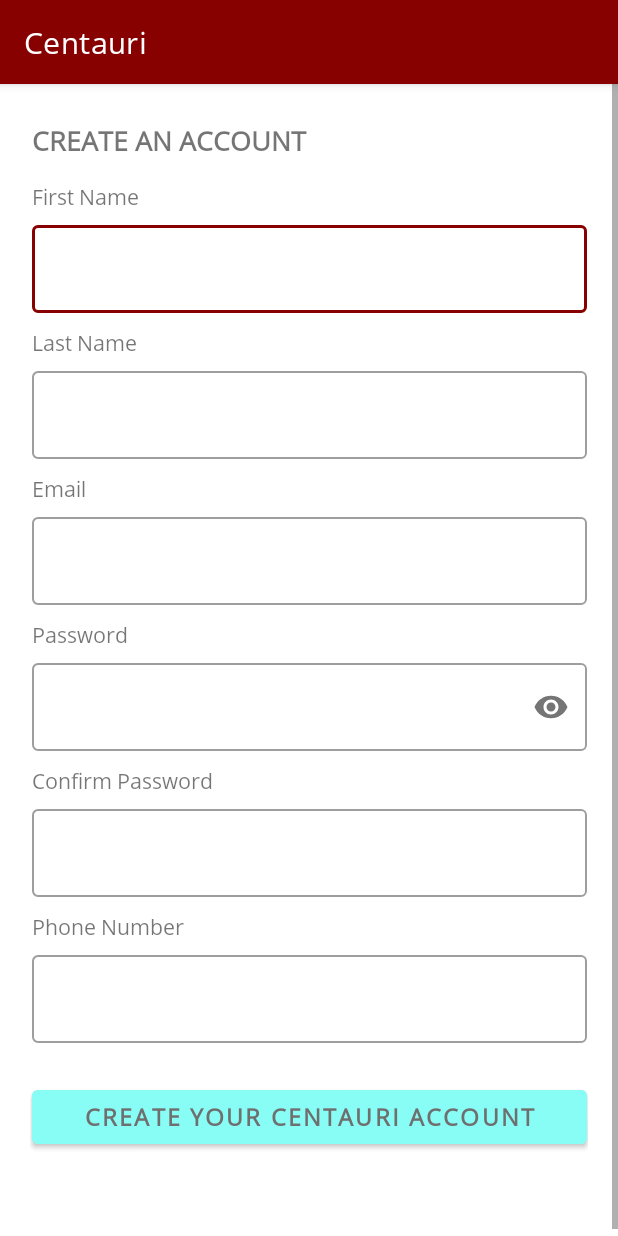
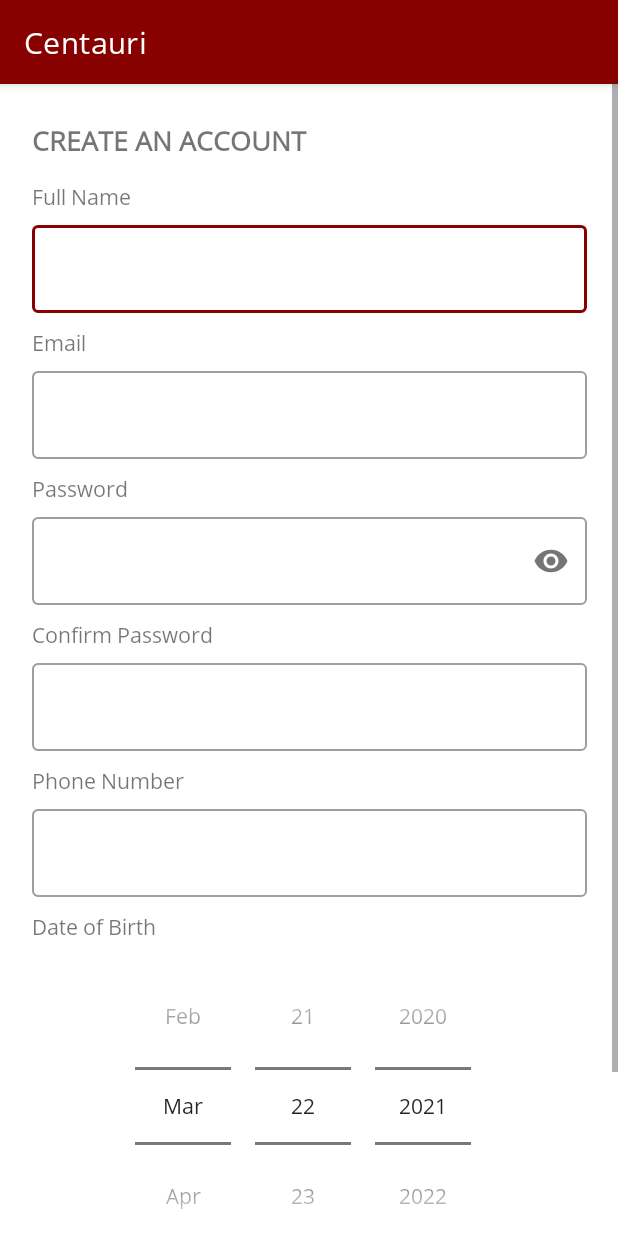
Before and after one commit to aaronSchanck/SepTech, an Android app: the RegisterActivity screen opened directly, with no data from a screen before it, on a phone screen of 412 x 824 dp. Run offline under Robolectric (Android 15) with nearby library versions, the phone set to English and light mode, and no system bars; our stand-ins replace RxJava.

Commit message:
Add DOB UI, loading icon. Change first/last to full.
DOB UI and loading currently non functioning

```diff
--- a/app/src/main/java/com/septech/centauri/data/repository/UserDataRepository.java
+++ b/app/src/main/java/com/septech/centauri/data/repository/UserDataRepository.java
@@ -85,8 +85,7 @@ public class UserDataRepository implements UserRepository {
     }
 
     @Override
-    public Single<User> createAccount(String email, String password, String firstName,
-                                      String lastName, String phoneNumber) {
+    public Single<User> createAccount(String email, String password, String fullName, String phoneNumber) {
         PasswordUtils pwUtils = new PasswordUtils(password);
         String pwHash = pwUtils.hash();
 
@@ -94,7 +93,7 @@ public class UserDataRepository implements UserRepository {
 
         userEntity.setEmail(email);
         userEntity.setPassword(pwHash);
-        userEntity.setFullName(firstName+lastName);
+        userEntity.setFullName(fullName);
         userEntity.setPhoneNumber(phoneNumber);
         userEntity.setPasswordSalt(pwUtils.getSalt());
 
--- a/app/src/main/java/com/septech/centauri/domain/models/User.java
+++ b/app/src/main/java/com/septech/centauri/domain/models/User.java
@@ -67,8 +67,6 @@ public class User {
         this.phoneNumber = phoneNumber;
     }
 
-
-
     public String getFullName() {
         return fullName;
     }
--- a/app/src/main/java/com/septech/centauri/domain/repository/UserRepository.java
+++ b/app/src/main/java/com/septech/centauri/domain/repository/UserRepository.java
@@ -20,8 +20,7 @@ public interface UserRepository {
 
     Observable<List<User>> getAllUsers();
 
-    Single<User> createAccount(String email, String password, String firstName, String lastName,
-                       String phoneNumber);
+    Single<User> createAccount(String email, String password, String fullName, String phoneNumber);
 
     Single<User> getUserByEmail(String email);
 }
--- a/app/src/main/java/com/septech/centauri/ui/register/RegisterActivity.java
+++ b/app/src/main/java/com/septech/centauri/ui/register/RegisterActivity.java
@@ -7,13 +7,13 @@ import androidx.lifecycle.ViewModelProvider;
 import com.google.android.material.textfield.TextInputLayout;
 import com.septech.centauri.R;
 
-import android.app.AutomaticZenRule;
 import android.os.Bundle;
 import android.text.Editable;
 import android.text.TextWatcher;
 import android.view.View;
 import android.widget.Button;
 import android.widget.EditText;
+import android.widget.ProgressBar;
 
 public class RegisterActivity extends AppCompatActivity {
     private static final String TAG = "RegisterActivity";
@@ -27,6 +27,8 @@ public class RegisterActivity extends AppCompatActivity {
     private EditText mConfirmPasswordEditText;
     private EditText mPhoneNumberEditText;
     private Button mCreateAccountBtn;
+    private ProgressBar mLoadingIcon;
+
 
     @Override
     protected void onCreate(Bundle savedInstanceState) {
@@ -35,20 +37,28 @@ public class RegisterActivity extends AppCompatActivity {
 
         mRegisterViewModel = new ViewModelProvider(this).get(RegisterViewModel.class);
 
-        TextInputLayout firstNameTextInput =
+        TextInputLayout fullNameTextInput =
                 (TextInputLayout)findViewById(R.id.fname_text_input);
-        TextInputLayout lastNameTextInput = findViewById(R.id.lname_text_input);
+//        TextInputLayout lastNameTextInput = findViewById(R.id.lname_text_input);
         TextInputLayout emailTextInput = findViewById(R.id.email_text_input);
         TextInputLayout passwordTextInput = findViewById(R.id.password_text_input);
         TextInputLayout confirmPasswordTextInput = findViewById(R.id.confirm_password_text_input);
         TextInputLayout phoneTextInput = findViewById(R.id.phone_text_input);
 
-        mFNameEditText = firstNameTextInput.getEditText();
-        mLNameEditText = lastNameTextInput.getEditText();
+        //TODO: link loading icon to response
+        mLoadingIcon = findViewById(R.id.loading_icon);
+        mLoadingIcon.setVisibility(View.GONE);
+
+        mRegisterViewModel.getResponseLiveData().observe(this, this::processResponse);
+
+        mFNameEditText = fullNameTextInput.getEditText();
+//        mLNameEditText = lastNameTextInput.getEditText();
         mEmailEditText = emailTextInput.getEditText();
         mPasswordEditText = passwordTextInput.getEditText();
         mConfirmPasswordEditText = confirmPasswordTextInput.getEditText();
         mPhoneNumberEditText = phoneTextInput.getEditText();
+
+        //TODO: get birth date from calendar
 
         mFNameEditText.addTextChangedListener(new TextWatcher() {
             @Override
@@ -63,26 +73,26 @@ public class RegisterActivity extends AppCompatActivity {
 
             @Override
             public void afterTextChanged(Editable s) {
-                mRegisterViewModel.onUpdateFirstName(mFNameEditText.getText().toString());
+                mRegisterViewModel.onUpdateFullName(mFNameEditText.getText().toString());
             }
         });
 
-        mLNameEditText.addTextChangedListener(new TextWatcher() {
-            @Override
-            public void beforeTextChanged(CharSequence s, int start, int count, int after) {
-                // intentionally left empty
-            }
-
-            @Override
-            public void onTextChanged(CharSequence s, int start, int before, int count) {
-                // intentionally left empty
-            }
-
-            @Override
-            public void afterTextChanged(Editable s) {
-                mRegisterViewModel.onUpdateLastName(mLNameEditText.getText().toString());
-            }
-        });
+//        mLNameEditText.addTextChangedListener(new TextWatcher() {
+//            @Override
+//            public void beforeTextChanged(CharSequence s, int start, int count, int after) {
+//                // intentionally left empty
+//            }
+//
+//            @Override
+//            public void onTextChanged(CharSequence s, int start, int before, int count) {
+//                // intentionally left empty
+//            }
+//
+//            @Override
+//            public void afterTextChanged(Editable s) {
+//                mRegisterViewModel.onUpdateLastName(mLNameEditText.getText().toString());
+//            }
+//        });
 
         mEmailEditText.addTextChangedListener(new TextWatcher() {
             @Override
@@ -161,7 +171,8 @@ public class RegisterActivity extends AppCompatActivity {
                 mRegisterViewModel.createAccount(
                         mEmailEditText.getText().toString(),
                         mPasswordEditText.getText().toString(),
-                        mFNameEditText.getText().toString(), mLNameEditText.getText().toString(),
+                        mFNameEditText.getText().toString(),
+//                        mLNameEditText.getText().toString(),
                         mPhoneNumberEditText.getText().toString());
             }
         });
@@ -175,17 +186,17 @@ public class RegisterActivity extends AppCompatActivity {
 
                 mCreateAccountBtn.setEnabled(true);
 
-                if (registerFormState.isFirstNameEdited() && registerFormState.getFirstNameError() != null) {
-                    mFNameEditText.setError(getString(registerFormState.getFirstNameError()));
+                if (registerFormState.isFullNameEdited() && registerFormState.getFullNameError() != null) {
+                    mFNameEditText.setError(getString(registerFormState.getFullNameError()));
                 } else {
                     mFNameEditText.setError(null);
                 }
 
-                if (registerFormState.isLastNameEdited() && registerFormState.getLastNameError() != null) {
-                    mLNameEditText.setError(getString(registerFormState.getLastNameError()));
-                } else {
-                    mLNameEditText.setError(null);
-                }
+//                if (registerFormState.isLastNameEdited() && registerFormState.getLastNameError() != null) {
+//                    mLNameEditText.setError(getString(registerFormState.getLastNameError()));
+//                } else {
+//                    mLNameEditText.setError(null);
+//                }
 
                 if (registerFormState.isEmailEdited() && registerFormState.getEmailError() != null) {
                     mEmailEditText.setError(getString(registerFormState.getEmailError()));
@@ -214,4 +225,23 @@ public class RegisterActivity extends AppCompatActivity {
         });
 
     }
+
+    private void processResponse(RegisterCloudResponse response) {
+        if (response == RegisterCloudResponse.LOADING) {
+            showLoadingIcon();
+        } else if (response == RegisterCloudResponse.FAILED) {
+            hideLoadingIcon();
+        } else {
+            mLoadingIcon.setVisibility(View.GONE);
+            //TODO: change activity
+        }
+    }
+
+    private void showLoadingIcon() {
+        mLoadingIcon.setVisibility(View.VISIBLE);
+    }
+
+    private void hideLoadingIcon() {
+        mLoadingIcon.setVisibility(View.GONE);
+    }
 }
--- a/app/src/main/java/com/septech/centauri/ui/register/RegisterFormState.java
+++ b/app/src/main/java/com/septech/centauri/ui/register/RegisterFormState.java
@@ -12,17 +12,17 @@ public class RegisterFormState {
     @Nullable
     private Integer confirmPasswordError;
     @Nullable
-    private Integer firstNameError;
-    @Nullable
-    private Integer lastNameError;
+    private Integer fullNameError;
+//    @Nullable
+//    private Integer lastNameError;
     @Nullable
     private Integer phoneNumberError;
 
     private boolean emailEdited;
     private boolean passwordEdited;
     private boolean confirmPasswordEdited;
-    private boolean firstNameEdited;
-    private boolean lastNameEdited;
+    private boolean fullNameEdited;
+//    private boolean lastNameEdited;
     private boolean phoneNumberEdited;
 
     private boolean isDataValid;
@@ -30,16 +30,16 @@ public class RegisterFormState {
     RegisterFormState() {
         this.emailError = null;
         this.passwordError = null;
-        this.firstNameError = null;
-        this.lastNameError = null;
+        this.fullNameError = null;
+//        this.lastNameError = null;
         this.phoneNumberError = null;
         this.confirmPasswordError = null;
 
         this.emailEdited = false;
         this.passwordEdited = false;
         this.confirmPasswordEdited = false;
-        this.firstNameEdited = false;
-        this.lastNameEdited = false;
+        this.fullNameEdited = false;
+//        this.lastNameEdited = false;
         this.phoneNumberEdited = false;
 
         this.isDataValid = false;
@@ -56,14 +56,14 @@ public class RegisterFormState {
     }
 
     @Nullable
-    public Integer getFirstNameError() {
-        return firstNameError;
+    public Integer getFullNameError() {
+        return fullNameError;
     }
 
-    @Nullable
-    public Integer getLastNameError() {
-        return lastNameError;
-    }
+//    @Nullable
+//    public Integer getLastNameError() {
+//        return lastNameError;
+//    }
 
     @Nullable
     public Integer getPhoneNumberError() {
@@ -87,13 +87,13 @@ public class RegisterFormState {
         this.confirmPasswordError = confirmPasswordError;
     }
 
-    public void setFirstNameError(@Nullable Integer firstNameError) {
-        this.firstNameError = firstNameError;
+    public void setFullNameError(@Nullable Integer fullNameError) {
+        this.fullNameError = fullNameError;
     }
 
-    public void setLastNameError(@Nullable Integer lastNameError) {
-        this.lastNameError = lastNameError;
-    }
+//    public void setLastNameError(@Nullable Integer lastNameError) {
+//        this.lastNameError = lastNameError;
+//    }
 
     public void setPhoneNumberError(@Nullable Integer phoneNumberError) {
         this.phoneNumberError = phoneNumberError;
@@ -123,21 +123,21 @@ public class RegisterFormState {
         this.confirmPasswordEdited = confirmPasswordEdited;
     }
 
-    public boolean isFirstNameEdited() {
-        return firstNameEdited;
+    public boolean isFullNameEdited() {
+        return fullNameEdited;
     }
 
-    public void setFirstNameEdited(boolean firstNameEdited) {
-        this.firstNameEdited = firstNameEdited;
+    public void setFullNameEdited(boolean fullNameEdited) {
+        this.fullNameEdited = fullNameEdited;
     }
 
-    public boolean isLastNameEdited() {
-        return lastNameEdited;
-    }
+//    public boolean isLastNameEdited() {
+//        return lastNameEdited;
+//    }
 
-    public void setLastNameEdited(boolean lastNameEdited) {
-        this.lastNameEdited = lastNameEdited;
-    }
+//    public void setLastNameEdited(boolean lastNameEdited) {
+//        this.lastNameEdited = lastNameEdited;
+//    }
 
     public boolean isPhoneNumberEdited() {
         return phoneNumberEdited;
@@ -154,14 +154,14 @@ public class RegisterFormState {
 
     public void checkDataValid() {
         if ((emailEdited
-                && firstNameEdited
-                && lastNameEdited
+                && fullNameEdited
+//                && lastNameEdited
                 && confirmPasswordEdited
                 && passwordEdited
                 && phoneNumberEdited)
                 &&
-                (firstNameError == null
-                && lastNameError == null
+                (fullNameError == null
+//                && lastNameError == null
                 && passwordError == null
                 && confirmPasswordError == null
                 && emailError == null
--- a/app/src/main/res/layout/activity_register_account.xml
+++ b/app/src/main/res/layout/activity_register_account.xml
@@ -6,6 +6,20 @@
     android:layout_height="match_parent"
     android:orientation="vertical"
     tools:context=".ui.register.RegisterActivity">
+
+    <ProgressBar
+        android:id="@+id/loading_icon"
+        android:layout_width="100dp"
+        android:layout_height="100dp"
+        android:indeterminate="true"
+        android:indeterminateTint="@color/red_700"
+        app:layout_constraintBottom_toBottomOf="parent"
+        app:layout_constraintEnd_toEndOf="parent"
+        app:layout_constraintHorizontal_bias="0.500"
+        app:layout_constraintStart_toStartOf="parent"
+        app:layout_constraintTop_toTopOf="parent"
+        app:layout_constraintVertical_bias="0.500"
+        android:elevation="10dp"/>
 
     <ScrollView
         android:layout_width="match_parent"
@@ -42,7 +56,7 @@
                 android:layout_height="wrap_content"
                 android:paddingBottom="3dp"
                 android:orientation="vertical"
-                android:text="First Name"
+                android:text="Full Name"
                 app:layout_constraintEnd_toEndOf="parent"
                 app:layout_constraintHorizontal_bias="0.5"
                 app:layout_constraintStart_toStartOf="parent"
@@ -67,36 +81,6 @@
             </com.google.android.material.textfield.TextInputLayout>
 
             <TextView
-                android:id="@+id/lname_text"
-                android:layout_width="370dp"
-                android:layout_height="wrap_content"
-                android:paddingTop="10dp"
-                android:paddingBottom="3dp"
-                android:orientation="vertical"
-                android:text="Last Name"
-                app:layout_constraintEnd_toEndOf="parent"
-                app:layout_constraintHorizontal_bias="0.5"
-                app:layout_constraintStart_toStartOf="parent"
-                app:layout_constraintTop_toBottomOf="@+id/fname_text_input" />
-
-            <com.google.android.material.textfield.TextInputLayout
-                android:id="@+id/lname_text_input"
-                style="@style/Widget.MaterialComponents.TextInputLayout.OutlinedBox"
-                android:layout_width="370dp"
-                android:layout_height="64dp"
-                android:orientation="vertical"
-                app:layout_constraintEnd_toEndOf="parent"
-                app:layout_constraintHorizontal_bias="0.500"
-                app:layout_constraintStart_toStartOf="parent"
-                app:layout_constraintTop_toBottomOf="@+id/lname_text"
-                app:layout_constraintVertical_bias="0.0">
-
-                <com.google.android.material.textfield.TextInputEditText
-                    android:layout_width="match_parent"
-                    android:layout_height="match_parent" />
-            </com.google.android.material.textfield.TextInputLayout>
-
-            <TextView
                 android:id="@+id/email_text"
                 android:layout_width="370dp"
                 android:layout_height="wrap_content"
@@ -107,7 +91,7 @@
                 app:layout_constraintEnd_toEndOf="parent"
                 app:layout_constraintHorizontal_bias="0.5"
                 app:layout_constraintStart_toStartOf="parent"
-                app:layout_constraintTop_toBottomOf="@+id/lname_text_input" />
+                app:layout_constraintTop_toBottomOf="@+id/fname_text_input" />
 
             <com.google.android.material.textfield.TextInputLayout
                 android:id="@+id/email_text_input"
@@ -220,12 +204,40 @@
                     android:layout_height="match_parent" />
             </com.google.android.material.textfield.TextInputLayout>
 
+            <TextView
+                android:id="@+id/dob_text"
+                android:layout_width="370dp"
+                android:layout_height="wrap_content"
+                android:paddingTop="10dp"
+                android:paddingBottom="3dp"
+                android:orientation="vertical"
+                android:text="Date of Birth"
+                app:layout_constraintEnd_toEndOf="parent"
+                app:layout_constraintHorizontal_bias="0.5"
+                app:layout_constraintStart_toStartOf="parent"
+                app:layout_constraintTop_toBottomOf="@+id/phone_text_input" />
+
+
+            <DatePicker
+                android:id="@+id/dob_input"
+                android:layout_width="370dp"
+                android:layout_height="wrap_content"
+                android:calendarViewShown="false"
+                android:datePickerMode="spinner"
+                android:spinnersShown="true"
+                app:layout_constraintEnd_toEndOf="parent"
+                app:layout_constraintHorizontal_bias="0.500"
+                app:layout_constraintStart_toStartOf="parent"
+                app:layout_constraintTop_toBottomOf="@+id/dob_text"
+                />
+
+
             <Button
                 android:id="@+id/register_create_account_btn"
                 android:layout_width="370dp"
                 android:layout_height="wrap_content"
                 android:layout_gravity="center"
-                android:layout_marginTop="25dp"
+                android:layout_marginTop="0dp"
                 android:backgroundTint="@color/centauri__teal"
                 android:elevation="5dp"
                 android:text="CREATE YOUR CENTAURI ACCOUNT"
@@ -234,7 +246,7 @@
                 android:textStyle="bold"
                 app:layout_constraintEnd_toEndOf="parent"
                 app:layout_constraintStart_toStartOf="parent"
-                app:layout_constraintTop_toBottomOf="@+id/phone_text_input" />
+                app:layout_constraintTop_toBottomOf="@+id/dob_input" />
 
         </androidx.constraintlayout.widget.ConstraintLayout>
 
--- a/app/src/main/res/values/strings.xml
+++ b/app/src/main/res/values/strings.xml
@@ -27,9 +27,8 @@
     <string name="login_failed">"Login failed"</string>
     <string name="string_username_incorrect">"Username length must be > 5"</string>
     <string name="string_password_incorrect">"Password length must be > 5"</string>
-    <string name="register_string_fname_incorrect"><![CDATA[\"First name length must be > 1]]></string>
+    <string name="register_string_fname_incorrect"><![CDATA[\"Full name length must be > 1]]></string>
     <string name="register_string_email_incorrect">Email incorrect</string>
-    <string name="register_string_lname_incorrect"><![CDATA[Last name length must be > 1]]></string>
     <string name="register_string_password_incorrect">Password incorrect</string>
     <string name="register_string_confirm_password_incorrect">Passwords don\'t match</string>
     <string name="register_string_phone_number_incorrect">Phone number incorrect</string>
```
Also changed, not shown: app/src/main/java/com/septech/centauri/ui/register/RegisterViewModel.java (+33 -28 lines).
